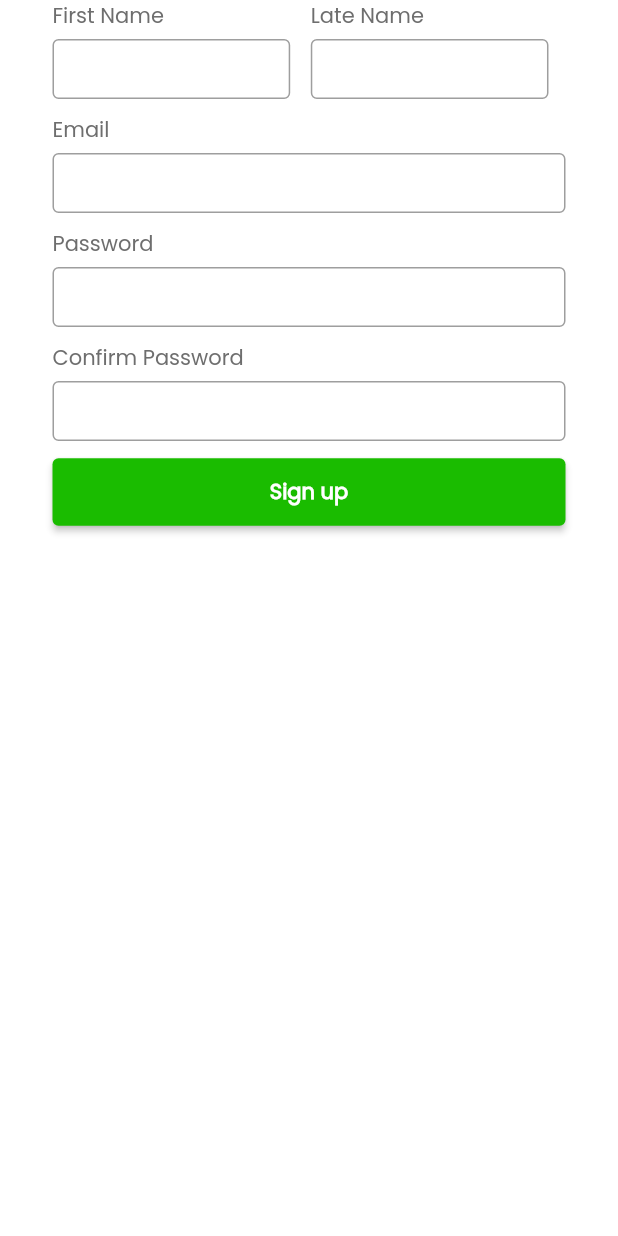
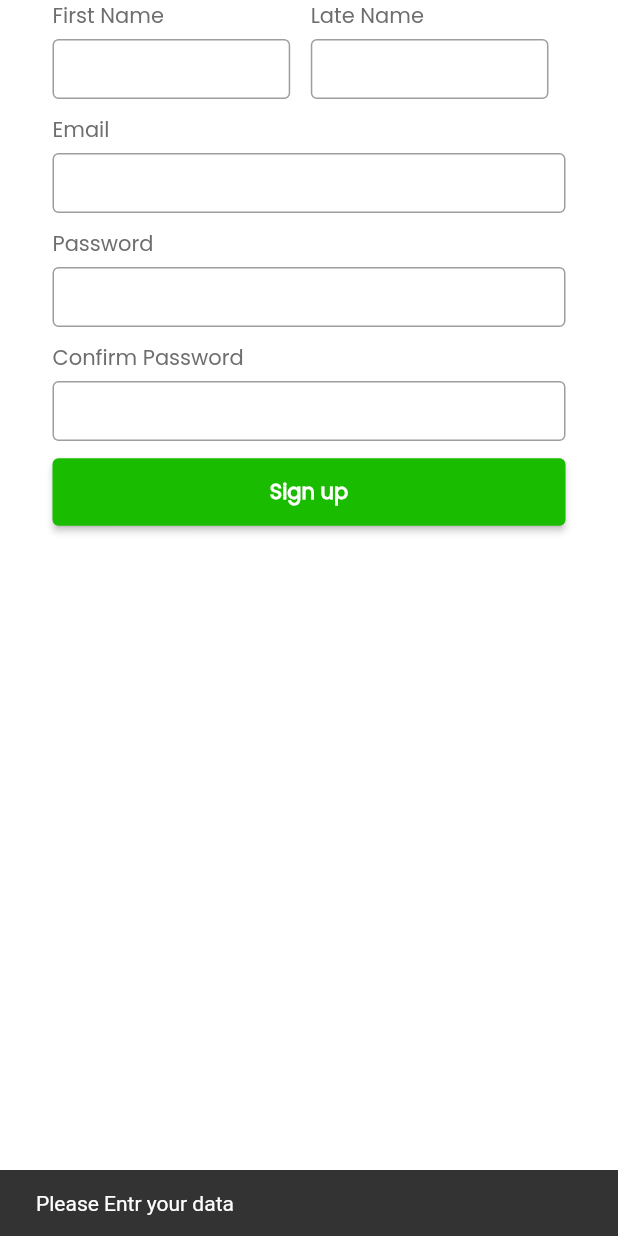
Before and after one commit to AbdallahZidano/La-Vie, a Flutter app: the SignupForm widget shown alone on an empty page, opened directly, after a tap on "Sign up", on a phone screen of 412 x 824 dp. Run offline on Flutter 3.47's test engine with Material 2 defaults, Android fonts, the light colour scheme and no system bars; our stand-ins replace cached_network_image, curved_navigation_bar, dio, get, google_sign_in, image_picker and 1 more; missing offline and left inert: flutter_facebook_auth, qr_code_scanner; accounts and stored records are empty.

Commit message:
add new features

```diff
--- a/lib/ui/widgets/signup_form.dart
+++ b/lib/ui/widgets/signup_form.dart
@@ -92,6 +92,7 @@ class _SignupFormState extends State<SignupForm> {
                   _passwordController.text != '' &&
                   _conPasswordController.text != '') {
                 if (_passwordController.text == _conPasswordController.text) {
+                  if (_emailController.text.isEmail) {
                     FocusManager.instance.primaryFocus?.unfocus();
                     _controller.signupWithApi(
                       context,
@@ -100,7 +101,26 @@ class _SignupFormState extends State<SignupForm> {
                       _emailController.text,
                       _passwordController.text,
                     );
+                  } else {
+                    ScaffoldMessenger.of(context).showSnackBar(
+                      const SnackBar(
+                        content: Text("Please enter a valid email"),
+                      ),
+                    );
                   }
+                } else {
+                  ScaffoldMessenger.of(context).showSnackBar(
+                    const SnackBar(
+                      content: Text("Password fields do not match"),
+                    ),
+                  );
+                }
+              } else {
+                ScaffoldMessenger.of(context).showSnackBar(
+                  const SnackBar(
+                    content: Text("Please Entr your data"),
+                  ),
+                );
               }
             },
           ),
```
Also changed, not shown: lib/ui/widgets/login_form.dart (+19 -5 lines). Lines whose indentation alone changed are shown as unchanged.
